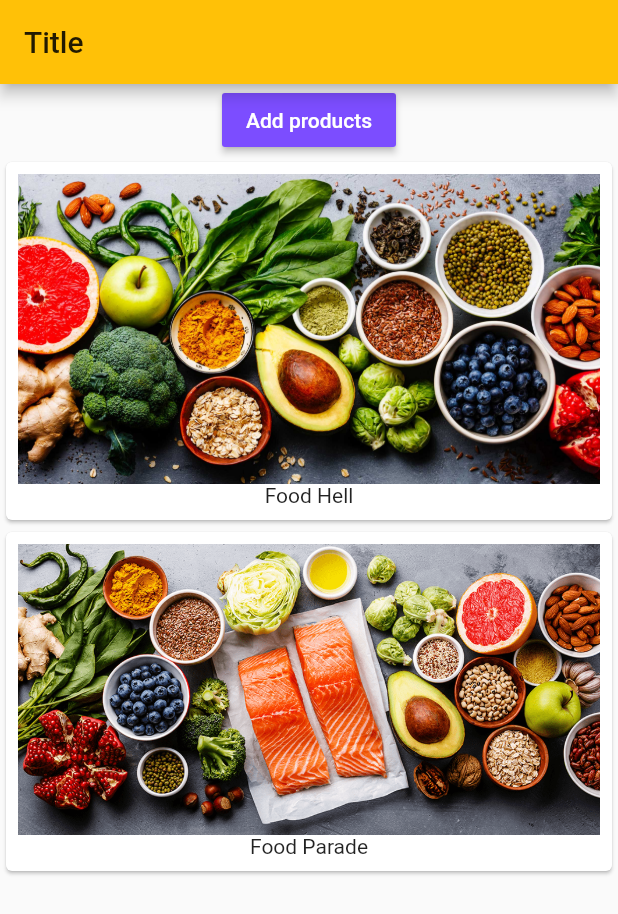
After one commit to tansudasli/flutter-sandbox, a Flutter app: the screen it shows after launch, on a phone screen of 412 x 824 dp. The commit adds this screen. Shown: the top 914 px of the screen. Run offline on Flutter 3.47's test engine with Material 2 defaults, Android fonts, the phone set to English and light mode, and no system bars.

Commit message:
App separated into small modules.

```diff
--- /dev/null
+++ b/dummy_app/lib/product_manager.dart
@@ -0,0 +1,35 @@
+import 'package:flutter/material.dart';
+
+import './products.dart';
+
+class ProductManager extends StatefulWidget {
+  @override
+  State<StatefulWidget> createState() {
+    // TODO: implement createState
+    return ProductManagerState();
+  }
+}
+
+class ProductManagerState extends State<ProductManager> {
+  List<List<String>> products = [
+    ['Food Hell', 'assets/images/food-post.jpg'],
+    ['Food Parade', 'assets/images/food-post-2.jpg']
+  ];
+
+  @override
+  Widget build(BuildContext context) {
+    // TODO: implement build
+    return Column(
+      children: <Widget>[
+        RaisedButton(
+            onPressed: () {
+              setState(() =>
+                  products.add(['Food Crash', 'assets/images/food-post-3.jpg']));
+            },
+            child: Text('Add products'),
+            color: Colors.deepPurpleAccent,
+            textColor: Colors.white),
+      Products(products)],
+    );
+  }
+}
--- /dev/null
+++ b/dummy_app/lib/products.dart
@@ -0,0 +1,27 @@
+import 'package:flutter/material.dart';
+
+class Products extends StatelessWidget {
+  final List<List<String>> products; //should be immutable
+
+  Products(this.products); //this gets from global context and stores it
+
+  @override
+  Widget build(BuildContext context) {
+
+    return Column(
+      children: products
+          .map((element) => Card(
+                child: Padding(
+                  padding: const EdgeInsets.all(8.0),
+                  child: Column(
+                    children: <Widget>[
+                      Image.asset(element[1]),
+                      Text(element[0])
+                    ],
+                  ),
+                ),
+              ))
+          .toList(),
+    );
+  }
+}
```
Also changed, not shown: dummy_app/lib/main.dart (+4 -33 lines).
